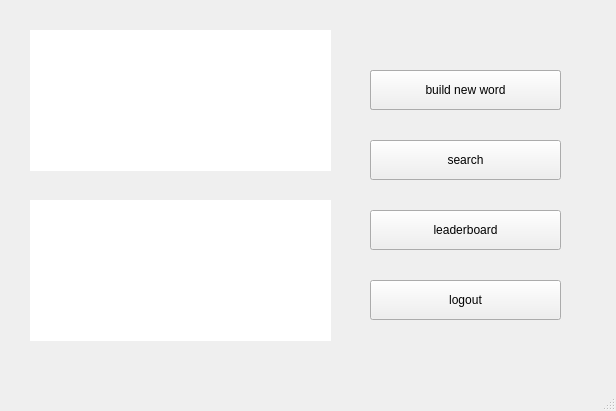
The window that client/src/ui/mainwindow.ui (Nihileon/word-elimination) describes before a commit, drawn with Qt 5.
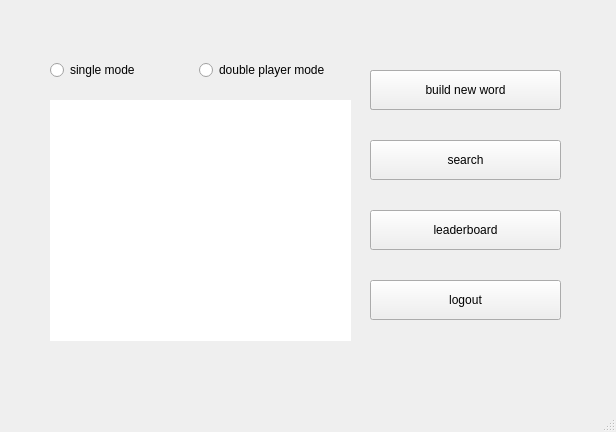
The same window after the commit. Custom widgets are drawn as their Qt base class.

Commit message: v3.0.0 implement multiplayer mode

Patch:
```diff
--- a/client/src/ui/mainwindow.ui
+++ b/client/src/ui/mainwindow.ui
@@ -7,7 +7,7 @@
     <x>0</x>
     <y>0</y>
     <width>616</width>
-    <height>411</height>
+    <height>432</height>
    </rect>
   </property>
   <property name="windowTitle">
@@ -17,10 +17,10 @@
    <widget class="QTableView" name="personalInfoTableView">
     <property name="geometry">
      <rect>
-      <x>30</x>
-      <y>30</y>
+      <x>50</x>
+      <y>100</y>
       <width>301</width>
-      <height>141</height>
+      <height>241</height>
      </rect>
     </property>
     <property name="styleSheet">
@@ -115,35 +115,31 @@
      <string>search</string>
     </property>
    </widget>
-   <widget class="QTableView" name="currentOnlineTableView">
+   <widget class="QWidget" name="layoutWidget">
     <property name="geometry">
      <rect>
-      <x>30</x>
-      <y>200</y>
-      <width>301</width>
-      <height>141</height>
+      <x>50</x>
+      <y>50</y>
+      <width>291</width>
+      <height>41</height>
      </rect>
     </property>
-    <property name="styleSheet">
-     <string notr="true">border: none;background:white;
-QTableCornerButton::section{border: none;background:white;}
-QHeaderView{ border: none; background:white; }</string>
-    </property>
-    <property name="frameShape">
-     <enum>QFrame::NoFrame</enum>
-    </property>
-    <property name="frameShadow">
-     <enum>QFrame::Plain</enum>
-    </property>
-    <property name="lineWidth">
-     <number>0</number>
-    </property>
-    <property name="showGrid">
-     <bool>false</bool>
-    </property>
-    <property name="gridStyle">
-     <enum>Qt::DotLine</enum>
-    </property>
+    <layout class="QHBoxLayout" name="horizontalLayout">
+     <item>
+      <widget class="QtMaterialRadioButton" name="singleModeRadioButton">
+       <property name="text">
+        <string>single mode</string>
+       </property>
+      </widget>
+     </item>
+     <item>
+      <widget class="QtMaterialRadioButton" name="doubleModeRadioButton">
+       <property name="text">
+        <string>double player mode</string>
+       </property>
+      </widget>
+     </item>
+    </layout>
    </widget>
   </widget>
   <widget class="QMenuBar" name="menubar">
@@ -159,6 +155,11 @@
   <widget class="QStatusBar" name="statusbar"/>
  </widget>
  <customwidgets>
+  <customwidget>
+   <class>QtMaterialRadioButton</class>
+   <extends>QRadioButton</extends>
+   <header location="global">qtmaterialradiobutton.h</header>
+  </customwidget>
   <customwidget>
    <class>QtMaterialRaisedButton</class>
    <extends>QPushButton</extends>
```
The commit also changes 29 other files.
